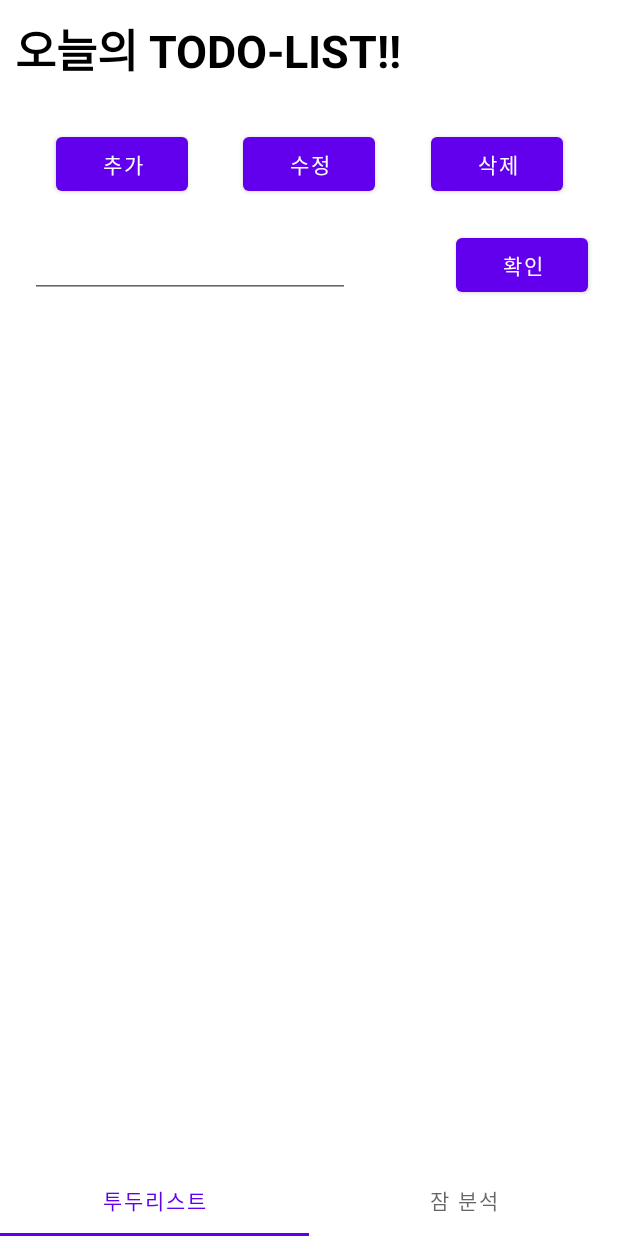
After one commit to Jake-huen/Didyousleepwell, an Android app: the DateActivity screen opened directly, with no data from a screen before it, on a phone screen of 412 x 824 dp. The commit adds this screen. Run offline under Robolectric (Android 15) with nearby library versions, the phone set to English and light mode, and no system bars.

Commit message:
todo, analysis design

```diff
--- a/teamproject/app/build.gradle
+++ b/teamproject/app/build.gradle
@@ -43,6 +43,7 @@ dependencies {
     implementation 'com.github.prolificinteractive:material-calendarview:2.0.1'
     implementation 'androidx.gridlayout:gridlayout:1.0.0'
     implementation 'androidx.viewpager2:viewpager2:1.0.0'
+    implementation 'androidx.legacy:legacy-support-v4:1.0.0'
     testImplementation 'junit:junit:4.13.2'
     androidTestImplementation 'androidx.test.ext:junit:1.1.3'
     androidTestImplementation 'androidx.test.espresso:espresso-core:3.4.0'
--- /dev/null
+++ b/teamproject/app/src/main/java/com/example/myapplication/DateActivity.kt
@@ -0,0 +1,28 @@
+package com.example.myapplication
+
+import androidx.appcompat.app.AppCompatActivity
+import android.os.Bundle
+import com.example.myapplication.databinding.ActivityDateBinding
+import com.google.android.material.tabs.TabLayoutMediator
+
+class DateActivity : AppCompatActivity() {
+    lateinit var binding: ActivityDateBinding
+    val textarr = arrayListOf<String>("투두리스트","잠 분석")
+    //val iconarr = arrayListOf<Int>(R.drawable.ic_android_black_24dp, R.drawable.ic_baseline_adb_24)
+    override fun onCreate(savedInstanceState: Bundle?) {
+        super.onCreate(savedInstanceState)
+        binding = ActivityDateBinding.inflate(layoutInflater)
+        setContentView(binding.root)
+        initLayout()
+    }
+
+    private fun initLayout() {
+        binding.viewpager.adapter = TodoViewPagerAdapter(this)
+        TabLayoutMediator(binding.tab, binding.viewpager){
+                tab, position->
+            tab.text = textarr[position]
+            //tab.setIcon(iconarr[position])
+        }.attach()
+    }
+
+}
--- /dev/null
+++ b/teamproject/app/src/main/java/com/example/myapplication/TodoFragment.kt
@@ -0,0 +1,19 @@
+package com.example.myapplication
+
+import android.os.Bundle
+import androidx.fragment.app.Fragment
+import android.view.LayoutInflater
+import android.view.View
+import android.view.ViewGroup
+
+class TodoFragment : Fragment() {
+
+    override fun onCreateView(
+        inflater: LayoutInflater, container: ViewGroup?,
+        savedInstanceState: Bundle?
+    ): View? {
+        // Inflate the layout for this fragment
+        return inflater.inflate(R.layout.fragment_todo, container, false)
+    }
+
+}
--- /dev/null
+++ b/teamproject/app/src/main/java/com/example/myapplication/TodoViewPagerAdapter.kt
@@ -0,0 +1,23 @@
+package com.example.myapplication
+
+import androidx.fragment.app.Fragment
+import androidx.fragment.app.FragmentActivity
+import androidx.viewpager2.adapter.FragmentStateAdapter
+
+class TodoViewPagerAdapter(fragmentActivity: FragmentActivity)
+    : FragmentStateAdapter(fragmentActivity) {
+
+
+    override fun getItemCount(): Int {
+        //2개 만들거임
+        return 2
+    }
+
+    override fun createFragment(position: Int): Fragment {
+        return when(position){
+            0->TodoFragment()
+            1->AnalysisFragment()
+            else->TodoFragment()
+        }
+    }
+}
--- /dev/null
+++ b/teamproject/app/src/main/res/layout/activity_date.xml
@@ -0,0 +1,22 @@
+<?xml version="1.0" encoding="utf-8"?>
+<androidx.constraintlayout.widget.ConstraintLayout xmlns:android="http://schemas.android.com/apk/res/android"
+    xmlns:app="http://schemas.android.com/apk/res-auto"
+    xmlns:tools="http://schemas.android.com/tools"
+    android:layout_width="match_parent"
+    android:layout_height="match_parent"
+    tools:context=".DateActivity">
+
+    <androidx.viewpager2.widget.ViewPager2
+        android:id="@+id/viewpager"
+        android:layout_width="match_parent"
+        android:layout_height="wrap_content"
+        app:layout_constraintTop_toTopOf="parent"/>
+
+    <com.google.android.material.tabs.TabLayout
+        android:id="@+id/tab"
+        android:layout_width="match_parent"
+        android:layout_height="wrap_content"
+        app:layout_constraintBottom_toBottomOf="parent" />
+
+
+</androidx.constraintlayout.widget.ConstraintLayout>
--- /dev/null
+++ b/teamproject/app/src/main/res/layout/fragment_todo.xml
@@ -0,0 +1,79 @@
+<?xml version="1.0" encoding="utf-8"?>
+<androidx.constraintlayout.widget.ConstraintLayout xmlns:android="http://schemas.android.com/apk/res/android"
+    xmlns:app="http://schemas.android.com/apk/res-auto"
+    xmlns:tools="http://schemas.android.com/tools"
+    android:layout_width="match_parent"
+    android:layout_height="match_parent"
+    tools:context=".TodoFragment"><!--todolist임을 알리는 textView-->
+    <TextView
+        android:id="@+id/todoTextView"
+        android:layout_width="wrap_content"
+        android:layout_height="wrap_content"
+        android:text="오늘의 TODO-LIST!!"
+        android:layout_gravity="center"
+        app:layout_constraintTop_toTopOf="parent"
+        app:layout_constraintStart_toStartOf="parent"
+        android:layout_margin="10dp"
+        android:textSize="30sp"
+        android:textStyle="bold"
+        android:textColor="@color/black"/>
+
+        <!--            todolist가 담기는 recyclerView-->
+    <androidx.recyclerview.widget.RecyclerView
+        android:id="@+id/todoRecyclerView"
+        android:layout_width="match_parent"
+        android:layout_height="wrap_content"
+        app:layout_constraintTop_toBottomOf="@id/todoTextView"
+        android:layout_marginTop="10dp"
+        android:padding="10dp"/>
+
+        <!--            todolist를 추가,수정,삭제할 수 있는 버튼들-->
+    <Button
+        android:id="@+id/todoAddButton"
+        android:layout_width="wrap_content"
+        android:layout_height="wrap_content"
+        app:layout_constraintStart_toStartOf="parent"
+        app:layout_constraintEnd_toStartOf="@id/todoEditButton"
+        app:layout_constraintTop_toBottomOf="@id/todoRecyclerView"
+
+        android:text="추가"/>
+
+    <Button
+        android:id="@+id/todoEditButton"
+        android:layout_width="wrap_content"
+        android:layout_height="wrap_content"
+        app:layout_constraintStart_toEndOf="@id/todoAddButton"
+        app:layout_constraintEnd_toStartOf="@id/todoDeleteButton"
+        app:layout_constraintTop_toTopOf="@id/todoAddButton"
+        android:text="수정"/>
+
+    <Button
+        android:id="@+id/todoDeleteButton"
+        android:layout_width="wrap_content"
+        android:layout_height="wrap_content"
+        app:layout_constraintTop_toTopOf="@id/todoAddButton"
+        app:layout_constraintEnd_toEndOf="parent"
+        app:layout_constraintStart_toEndOf="@id/todoEditButton"
+
+        android:text="삭제"/>
+    <!--            todolist를 추가, 수정할 수 있는 editText와 button-->
+    <!--            평상시엔 안보이게 할 것, 추가, 수정 버튼 누르면 보여짐-->
+    <EditText
+        android:id="@+id/todoEditText"
+        android:layout_width="wrap_content"
+        android:layout_height="wrap_content"
+        android:ems="10"
+        app:layout_constraintTop_toBottomOf="@id/todoAddButton"
+        app:layout_constraintStart_toStartOf="parent"
+        android:layout_margin="20dp"/>
+
+    <Button
+        android:id="@+id/todoOkButton6"
+        android:layout_width="wrap_content"
+        android:layout_height="wrap_content"
+        android:text="확인"
+        app:layout_constraintBaseline_toBaselineOf="@id/todoEditText"
+        app:layout_constraintEnd_toEndOf="parent"
+        android:layout_margin="20dp"/>
+
+</androidx.constraintlayout.widget.ConstraintLayout>
```
Also changed, not shown: teamproject/app/src/main/AndroidManifest.xml (+6 -4 lines), teamproject/app/src/main/java/com/example/myapplication/AnalysisFragment.kt (added, +18 -0 lines), teamproject/app/src/main/java/com/example/myapplication/InitActivity.kt (+0 -8 lines), teamproject/app/src/main/res/layout/fragment_analysis.xml (added, +79 -0 lines).
